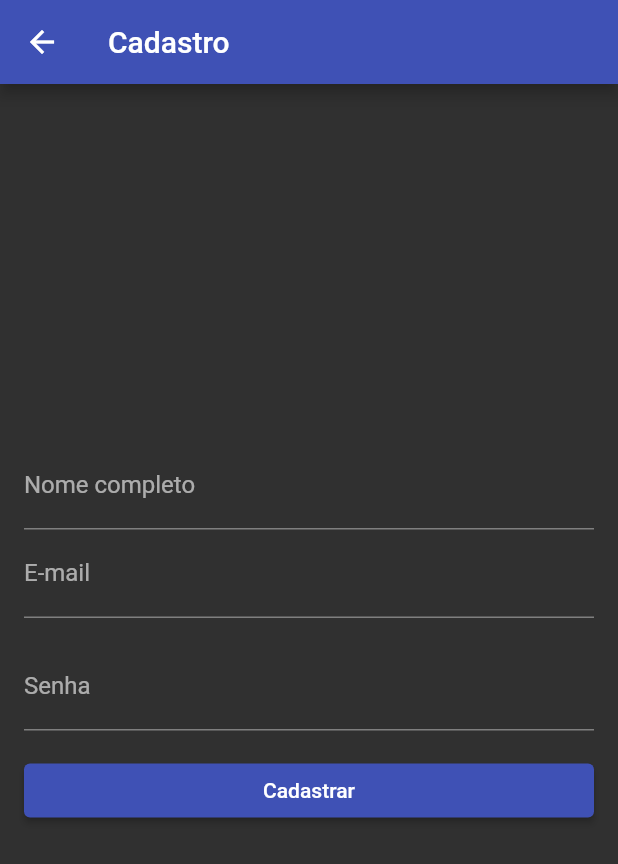
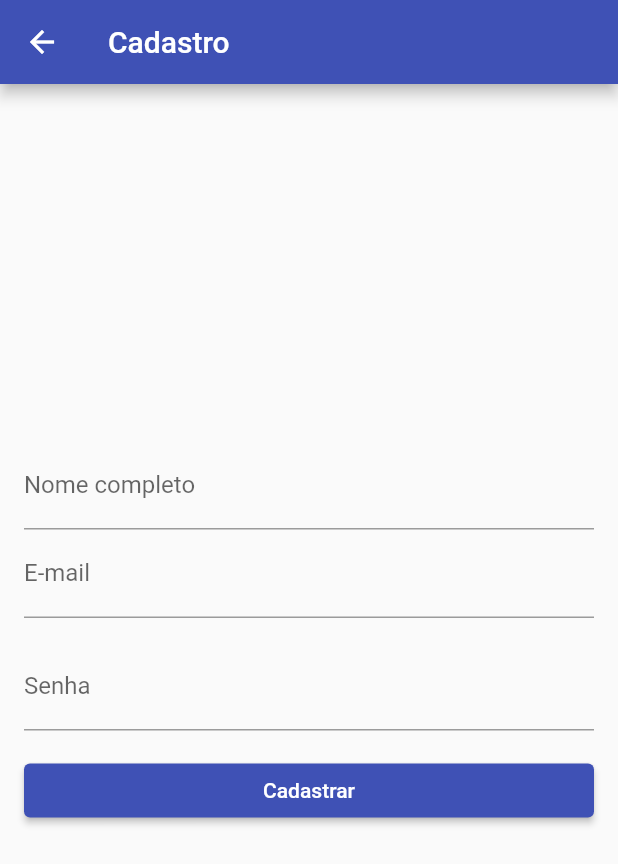
Before and after one commit to rstrack/DGR_Alarmes_App, a Flutter app: the screen it shows after launch, after a tap on "Entrar", after a tap on "Cadastre-se", on a phone screen of 412 x 824 dp. Shown: the top 864 px of the screen. Run offline on Flutter 3.47's test engine with Material 2 defaults, Android fonts, the phone set to English and light mode, and no system bars; our stand-ins replace firebase_auth, firebase_core; accounts and stored records are empty.

Commit message:
providers

```diff
--- a/lib/main.dart
+++ b/lib/main.dart
@@ -1,11 +1,12 @@
+import 'package:flutter/material.dart';
+import 'package:firebase_auth/firebase_auth.dart';
+import 'package:firebase_core/firebase_core.dart';
+
+import 'package:DGR_alarmes/providers/theme_provider.dart';
+import 'package:DGR_alarmes/screens/login_page.dart';
 import 'package:DGR_alarmes/screens/register_page.dart';
+import 'package:DGR_alarmes/services/firebase_options.dart';
 import 'package:DGR_alarmes/widgets/theme.dart';
-import 'package:firebase_auth/firebase_auth.dart';
-import 'package:flutter/material.dart';
-import 'package:DGR_alarmes/screens/login_page.dart';
-import 'package:DGR_alarmes/theme_controller.dart';
-import 'package:firebase_core/firebase_core.dart';
-import 'services/firebase_options.dart';
 
 import 'screens/home_page.dart';
 
@@ -25,12 +26,12 @@ class MyApp extends StatelessWidget {
   @override
   Widget build(BuildContext context) {
     return AnimatedBuilder(
-      animation: ThemeController.instance,
+      animation: ThemeProvider.instance,
       builder: (context, child) {
         return MaterialApp(
           title: 'Alarme Residencial',
           debugShowCheckedModeBanner: false,
-          theme: ThemeController.instance.isDarkTheme ? darkTheme : darkTheme,
+          theme: ThemeProvider.instance.isDarkTheme ? darkTheme : lightTheme,
           routes: {
             '/': (context) => const MainPage(),
             '/login_page': (context) => const LoginPage(),
--- a/lib/theme_controller.dart
+++ b/lib/providers/theme_provider.dart
@@ -1,7 +1,7 @@
 import 'package:flutter/material.dart';
 
-class ThemeController extends ChangeNotifier {
-  static ThemeController instance = ThemeController();
+class ThemeProvider extends ChangeNotifier {
+  static ThemeProvider instance = ThemeProvider();
 
   bool isDarkTheme = false;
 
--- a/lib/widgets/menu_drawer.dart
+++ b/lib/widgets/menu_drawer.dart
@@ -1,7 +1,7 @@
 import 'package:firebase_auth/firebase_auth.dart';
 import 'package:flutter/material.dart';
 
-import '../theme_controller.dart';
+import 'package:DGR_alarmes/providers/theme_provider.dart';
 
 class MenuDrawer extends StatefulWidget {
   const MenuDrawer({super.key});
@@ -18,7 +18,7 @@ class _MenuDrawerState extends State<MenuDrawer> {
   @override
   void initState() {
     super.initState();
-    _darkThemeNotifier = ValueNotifier(ThemeController.instance.isDarkTheme);
+    _darkThemeNotifier = ValueNotifier(ThemeProvider.instance.isDarkTheme);
   }
 
   @override
@@ -63,7 +63,7 @@ class _MenuDrawerState extends State<MenuDrawer> {
                       value: value,
                       onChanged: (bool newValue) {
                         _darkThemeNotifier.value = newValue;
-                        ThemeController.instance.changeTheme();
+                        ThemeProvider.instance.changeTheme();
                       },
                       controlAffinity: ListTileControlAffinity.leading,
                     );
--- a/pubspec.yaml
+++ b/pubspec.yaml
@@ -38,6 +38,7 @@ dependencies:
   firebase_core: ^2.8.0
   firebase_auth: ^4.3.0
   cloud_firestore: ^4.4.5
+  provider: ^6.0.5
 
 dev_dependencies:
   flutter_test:
```
Also changed, not shown: lib/providers/auth_provider.dart (added, +54 -0 lines), pubspec.lock.
